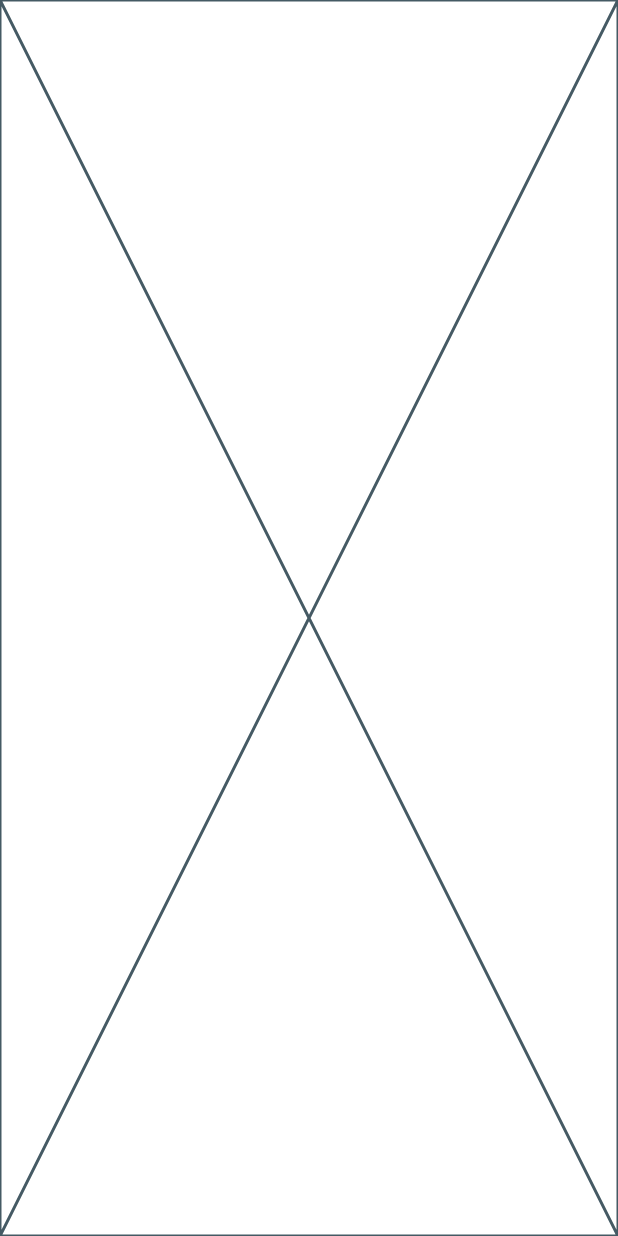
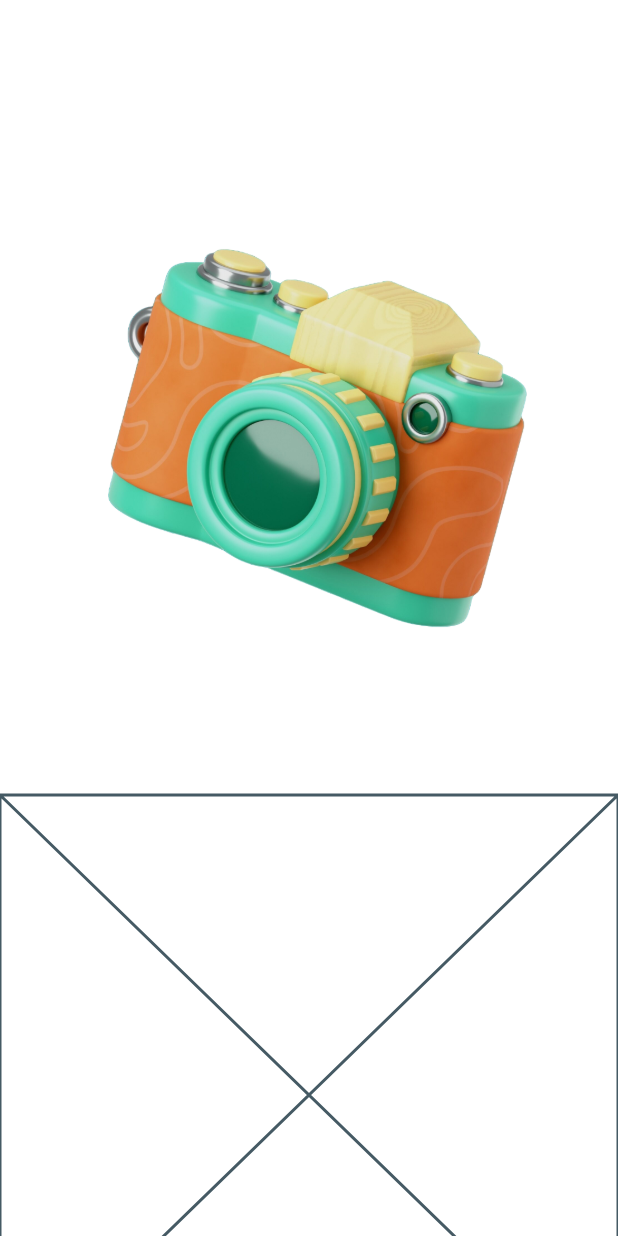
Before and after one commit to jharodiv/Lumen, a Flutter app: the screen it shows after launch, on a phone screen of 412 x 824 dp. Run offline on Flutter 3.47's test engine with Material 3 defaults, Android fonts, the phone set to English and light mode, and no system bars.

Commit message:
Minor Changes

```diff
--- a/frontend/lib/maharani/screens/authScreens/loginScreen.dart
+++ b/frontend/lib/maharani/screens/authScreens/loginScreen.dart
@@ -5,6 +5,26 @@ class Loginscreen extends StatelessWidget {
 
   @override
   Widget build(BuildContext context) {
-    return const Placeholder();
+    return Scaffold(
+      body: Container(
+        color: Colors.white,
+        child: Column(
+          mainAxisAlignment: MainAxisAlignment.start,
+          children: [
+            const SizedBox(height: 40),
+            Padding(
+              padding: const EdgeInsets.all(20.0),
+              child: Image.asset(
+                'assets/images/authentication/loginpage.png',
+                width: 450,
+                height: 450,
+                fit: BoxFit.contain,
+              ),
+            ),
+            const Placeholder(),
+          ],
+        ),
+      ),
+    );
   }
 }
```
Also changed, not shown: frontend/pubspec.yaml (+2 -31 lines), frontend/assets/images/authentication/loginpage.png (added), 1 other file.
